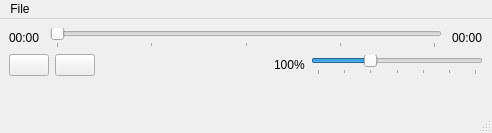
This is src/main-window.ui in atesteve/psxplayer as Qt 5 draws it before an edit. The edited form follows.
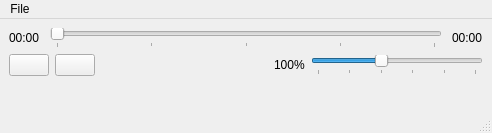
This is the edited form. Icons and pictures are not drawn. Custom widgets are drawn as their Qt base class.

Patch:
```diff
--- a/src/main-window.ui
+++ b/src/main-window.ui
@@ -106,7 +106,7 @@
          <number>0</number>
         </property>
         <property name="maximum">
-         <number>60</number>
+         <number>50</number>
         </property>
         <property name="singleStep">
          <number>1</number>
```
